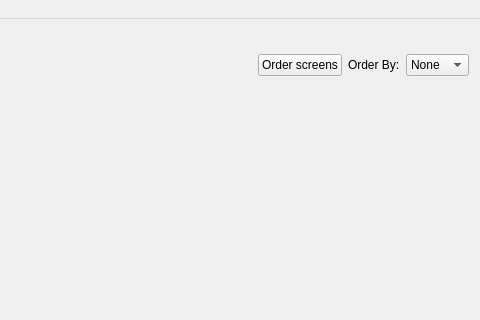
The window that Hardware Monitor Applet/GUI/mainwindow.ui (jimmyd-be/Hardware-Monitor-Applet) describes before a commit, drawn with Qt 5; both pictures show x 507 to 987 and y 0 to 320 of the 987 by 771 pixel window.
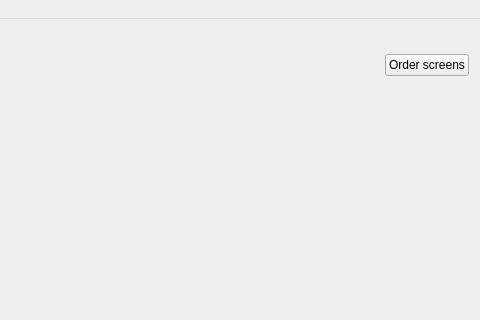
The same window after the commit. Icons and pictures are not drawn.

```diff
--- a/Hardware Monitor Applet/GUI/mainwindow.ui
+++ b/Hardware Monitor Applet/GUI/mainwindow.ui
@@ -72,32 +72,6 @@
         </property>
        </widget>
       </item>
-      <item>
-       <widget class="QLabel" name="label">
-        <property name="text">
-         <string>Order By:</string>
-        </property>
-       </widget>
-      </item>
-      <item>
-       <widget class="QComboBox" name="OderBy_comboBox">
-        <item>
-         <property name="text">
-          <string>None</string>
-         </property>
-        </item>
-        <item>
-         <property name="text">
-          <string>Name</string>
-         </property>
-        </item>
-        <item>
-         <property name="text">
-          <string>Active</string>
-         </property>
-        </item>
-       </widget>
-      </item>
      </layout>
     </item>
     <item>
```
